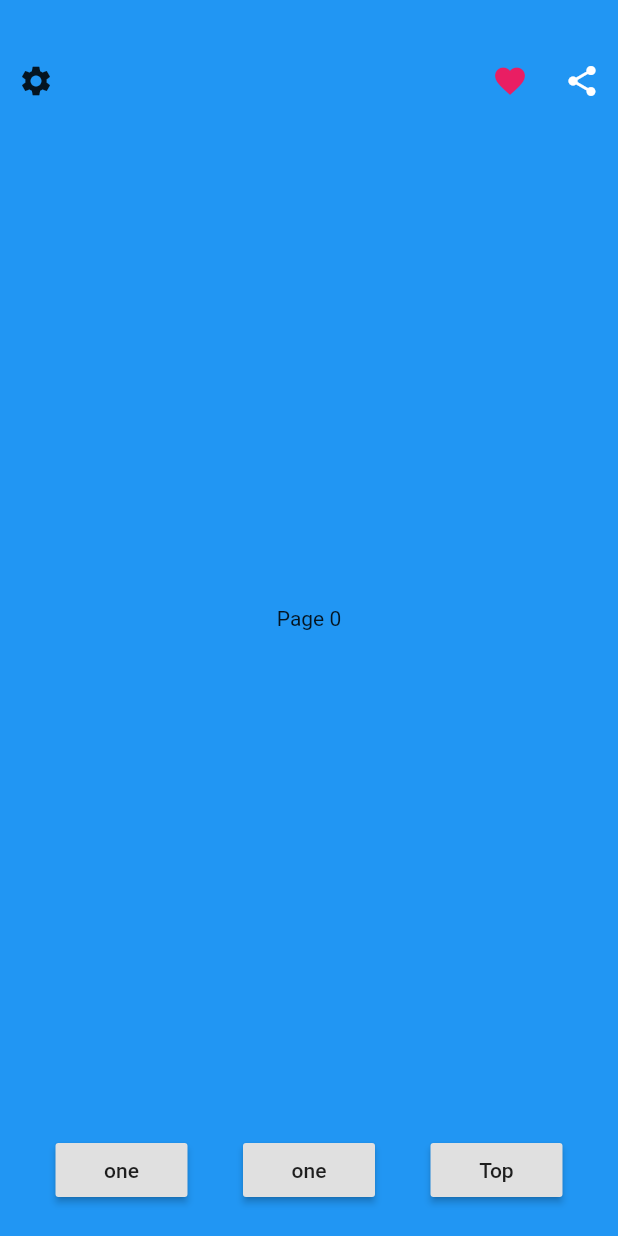
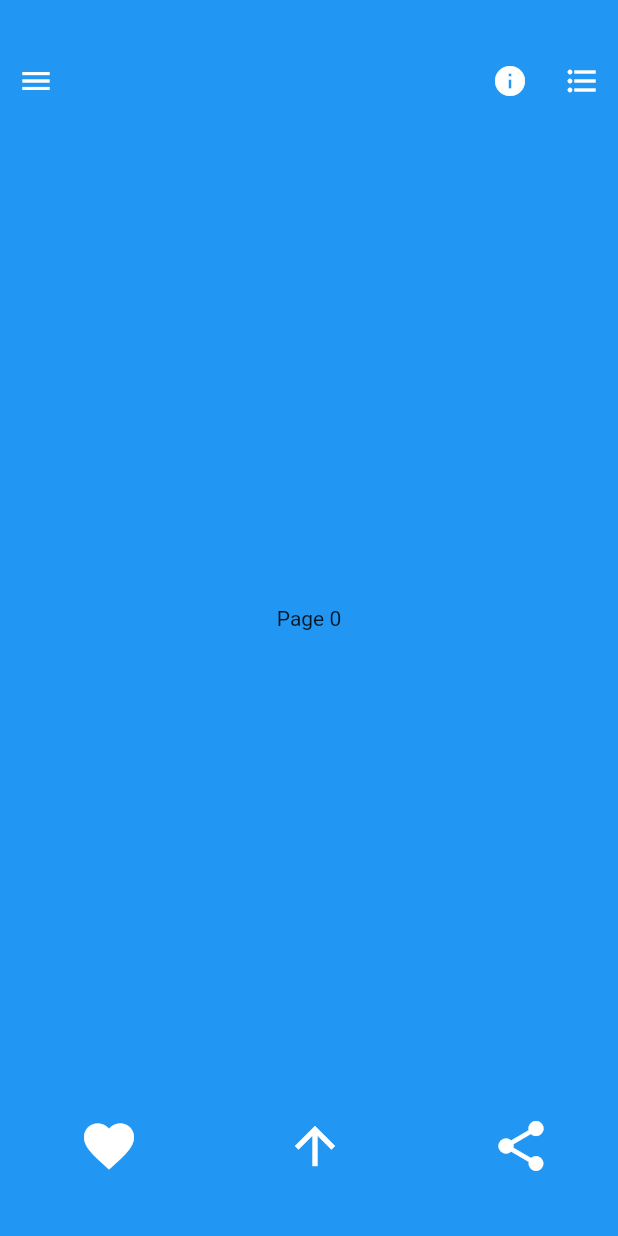
Before and after one commit to dhayaec/quotes_app, a Flutter app: the screen it shows after launch, on a phone screen of 412 x 824 dp. Run offline on Flutter 3.47's test engine with Material 2 defaults, Android fonts, the phone set to English and light mode, and no system bars.

Commit message:
add bottom icons

```diff
--- a/lib/main.dart
+++ b/lib/main.dart
@@ -23,9 +23,9 @@ class Page extends StatelessWidget {
   Page(this.color, this.pageName);
   @override
   Widget build(BuildContext context) {
-    return new Container(
+    return Container(
       color: color,
-      child: new Center(child: new Text(pageName)),
+      child: Center(child: Text(pageName)),
     );
   }
 }
@@ -68,22 +68,27 @@ class PageViewExample extends StatelessWidget {
                 Builder(
                   builder: (BuildContext context) {
                     return IconButton(
-                        icon: Icon(Icons.settings),
+                        color: Colors.white,
+                        icon: Icon(Icons.menu),
                         onPressed: () => Scaffold.of(context).openDrawer());
                   },
                 ),
                 Row(
                   children: <Widget>[
                     IconButton(
-                      color: Colors.pink,
-                      icon: Icon(Icons.favorite),
+                      color: Colors.white,
+                      icon: Icon(Icons.info),
                       onPressed: () {},
                     ),
-                    IconButton(
+                    Builder(builder: (BuildContext context) {
+                      return IconButton(
                         color: Colors.white,
-                      icon: Icon(Icons.share),
-                      onPressed: () {},
-                    ),
+                        icon: Icon(Icons.format_list_bulleted),
+                        onPressed: () {
+                          Scaffold.of(context).openEndDrawer();
+                        },
+                      );
+                    })
                   ],
                 )
               ],
@@ -91,29 +96,41 @@ class PageViewExample extends StatelessWidget {
           ),
           Container(
             alignment: Alignment.bottomCenter,
-            margin: EdgeInsets.only(bottom: 20.0),
+            margin: EdgeInsets.only(bottom: 40.0),
             child: Row(
-              mainAxisAlignment: MainAxisAlignment.spaceEvenly,
+              mainAxisAlignment: MainAxisAlignment.spaceAround,
               children: <Widget>[
-                RaisedButton(
-                  child: Text('one'),
+                IconButton(
+                  color: Colors.white,
+                  icon: Icon(
+                    Icons.favorite,
+                    size: 40.0,
+                  ),
                   onPressed: () {},
                 ),
-                RaisedButton(
-                  child: Text('one'),
-                  onPressed: () {},
+                IconButton(
+                  color: Colors.white,
+                  icon: Icon(
+                    Icons.arrow_upward,
+                    size: 40.0,
                   ),
-                RaisedButton(
-                  child: Text('Top'),
                   onPressed: () {
                     controllder.animateToPage(0,
                         duration: Duration(seconds: 1),
                         curve: ElasticInOutCurve());
                   },
                 ),
+                IconButton(
+                  color: Colors.white,
+                  icon: Icon(
+                    Icons.share,
+                    size: 40.0,
+                  ),
+                  onPressed: () {},
+                ),
               ],
             ),
-          )
+          ),
         ],
       ),
     );
@@ -123,17 +140,30 @@ class PageViewExample extends StatelessWidget {
     return Drawer(
       child: ListView(
         children: <Widget>[
-          ListTile(
+          Container(
+            child: DrawerHeader(
+                child: CircleAvatar(
+              child: Icon(Icons.account_balance),
+            )),
+            color: Colors.tealAccent,
+          ),
+          Container(
+            color: Colors.orange,
+            child: ListTile(
               title: Text('Item 1'),
               onTap: () {
                 Navigator.pop(context);
               },
             ),
-          ListTile(
+          ),
+          Container(
+            color: Colors.orange,
+            child: ListTile(
               title: Text('Item 2'),
               onTap: () {
                 Navigator.pop(context);
               },
+            ),
           ),
         ],
       ),
```
Lines whose indentation alone changed are shown as unchanged.
